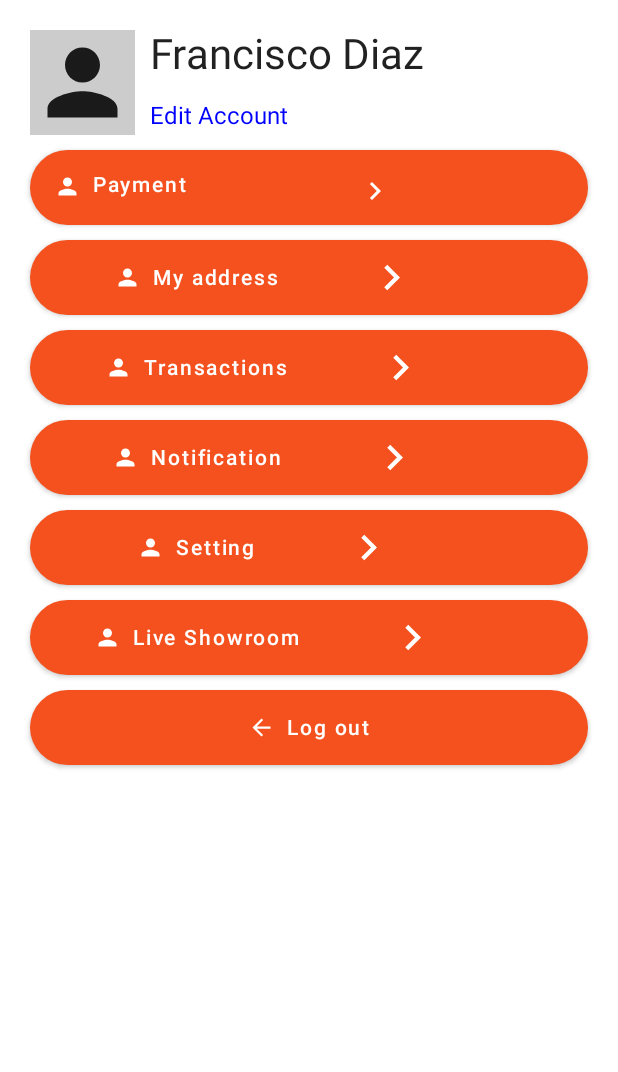
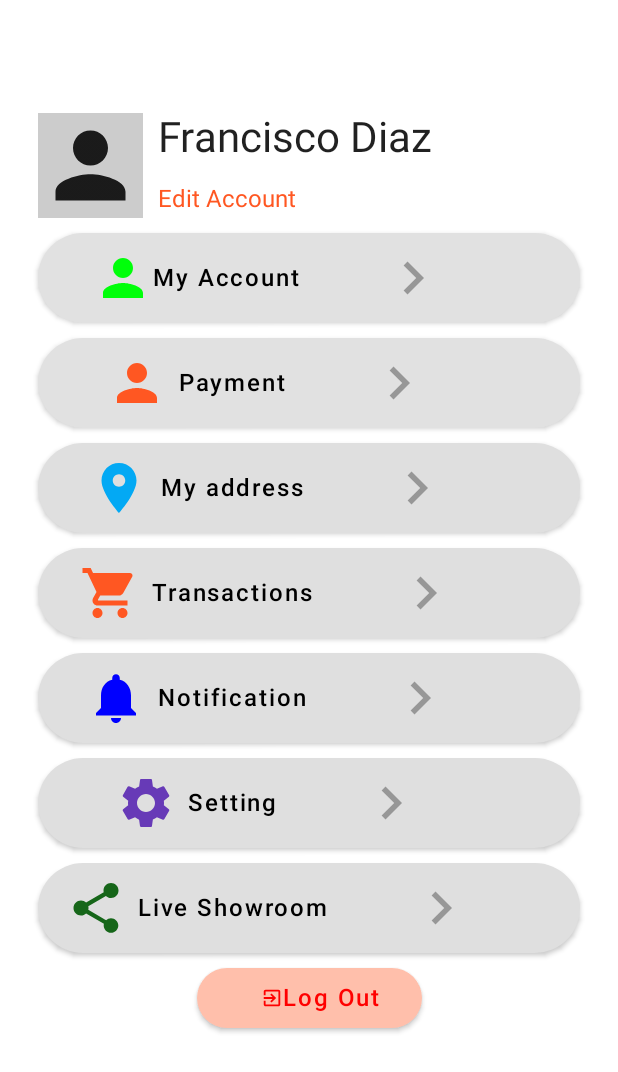
Before and after one commit to FranciscoD2001/FurnitureWithCompose, an Android app built with Jetpack Compose: the composable AccountScreen shown on its own in the app's theme, on a phone screen of 412 x 824 dp. Shown: the top 1072 px of the screen. Run offline under Robolectric (Android 15) with nearby library versions, the phone set to English and light mode, and no system bars; our stand-ins replace accompanist; 1 statement that could not run was skipped.

Commit message:
Se modificó el apartado de Account

```diff
--- a/app/src/main/java/com/example/probandoerrores/BottomNavGraph.kt
+++ b/app/src/main/java/com/example/probandoerrores/BottomNavGraph.kt
@@ -25,7 +25,7 @@ fun BottomNavGraph(navController: NavHostController) {
             CartScreen()
         }
         composable(route = BottomBarScreen.Account.route) {
-            AccountScreen()
+            AccountScreen(navController)
         }
     }
 }
--- a/app/src/main/java/com/example/probandoerrores/SplashScreen.kt
+++ b/app/src/main/java/com/example/probandoerrores/SplashScreen.kt
@@ -21,7 +21,7 @@ fun SplashScreen(navHostController: NavHostController){
     LaunchedEffect(key1 = true){
         delay(3000)
         navHostController.popBackStack()
-        navHostController.navigate(AppScreens.ScreenTutorial.route)
+        navHostController.navigate(AppScreens.LogIn.route)
     }
 
     Splash()
--- a/app/src/main/java/com/example/probandoerrores/screens/Account.kt
+++ b/app/src/main/java/com/example/probandoerrores/screens/Account.kt
@@ -5,24 +5,25 @@ import androidx.compose.foundation.layout.*
 import androidx.compose.foundation.shape.RoundedCornerShape
 import androidx.compose.material.*
 import androidx.compose.material.icons.Icons
-import androidx.compose.material.icons.filled.ArrowBack
-import androidx.compose.material.icons.filled.KeyboardArrowRight
-import androidx.compose.material.icons.filled.Person
+import androidx.compose.material.icons.filled.*
 import androidx.compose.runtime.Composable
 import androidx.compose.ui.Alignment
 import androidx.compose.ui.Modifier
 import androidx.compose.ui.graphics.Color
+import androidx.compose.ui.res.colorResource
 import androidx.compose.ui.tooling.preview.Preview
 import androidx.compose.ui.unit.dp
 import androidx.compose.ui.unit.sp
+import com.example.probandoerrores.navigation.AppScreens
+import androidx.navigation.NavController
 
 
 @Composable
-fun AccountScreen() {
+fun AccountScreen(navController: NavController) {
     Column(
         modifier = Modifier
             .fillMaxWidth()
-            .padding(20.dp),
+            .padding(25.dp).padding(top = 50.dp),
         verticalArrangement = Arrangement.Center,
         horizontalAlignment = Alignment.CenterHorizontally
     ) {
@@ -51,7 +52,7 @@ fun AccountScreen() {
                 Text(
                     text = "Edit Account",
                     fontSize = 16.sp,
-                    color = Color.Blue,
+                    color = Color(0xFFFF5722),
                     modifier = Modifier
                         .fillMaxWidth()
                         .padding(top = 15.dp)
@@ -63,191 +64,254 @@ fun AccountScreen() {
             onClick = {}, shape = RoundedCornerShape(50),
             modifier = Modifier
                 .fillMaxWidth()
-                .size(60.dp)
-                .padding(top = 10.dp)
-
-        ) {
-            Row(
-                modifier = Modifier
-                    .fillMaxWidth()
-                    .padding(top = 7.dp)
-            ){
-                Icon(
-                    imageVector = Icons.Default.Person,
-                    contentDescription = null,
-                    modifier = Modifier
-                        .size(ButtonDefaults.IconSize)
-                )
-                Spacer(Modifier.size(ButtonDefaults.IconSpacing))
-
-                Text(text = "Payment")
-
-                Column(
-                    modifier = Modifier
-                        .size(250.dp),
-//                    verticalArrangement = Arrangement.Center,
-                    horizontalAlignment = Alignment.CenterHorizontally
-                ) {
-                    Icon(
-                        imageVector = Icons.Default.KeyboardArrowRight,
-                        contentDescription = null,
-                    )
-                }
-
-
-
-            }
-        }
-        Button(
-            onClick = {}, shape = RoundedCornerShape(50),
-            modifier = Modifier
-                .fillMaxWidth()
-                .size(60.dp)
-                .padding(top = 10.dp)
+                .size(70.dp)
+                .padding(top = 10.dp),
+            colors = ButtonDefaults.buttonColors(
+                backgroundColor = Color(0xFFE1E1E1)
+            )
 
         ) {
             Icon(
                 imageVector = Icons.Default.Person,
                 contentDescription = null,
                 modifier = Modifier
-                    .size(ButtonDefaults.IconSize)
+                    .size(40.dp),
+                tint = Color(0xFF00FF0A)
             )
-            Spacer(Modifier.size(ButtonDefaults.IconSpacing))
+//                Spacer(Modifier.size(ButtonDefaults.IconSpacing))
 
-            Text(text = "My address")
+            Text(text = "My Account",
+                fontSize = 16.sp)
 
             Icon(
                 imageVector = Icons.Default.KeyboardArrowRight,
                 contentDescription = null,
                 modifier = Modifier
-                    .size(150.dp)
+                    .size(150.dp),
+                tint = Color(0xFF979797)
             )
         }
         Button(
             onClick = {}, shape = RoundedCornerShape(50),
             modifier = Modifier
                 .fillMaxWidth()
-                .size(60.dp)
-                .padding(top = 10.dp)
+                .size(70.dp)
+                .padding(top = 10.dp),
+            colors = ButtonDefaults.buttonColors(
+                backgroundColor = Color(0xFFE1E1E1)
+            )
 
         ) {
             Icon(
                 imageVector = Icons.Default.Person,
                 contentDescription = null,
                 modifier = Modifier
-                    .size(ButtonDefaults.IconSize)
+                    .size(40.dp),
+                tint = Color(0xFFFF5722)
             )
             Spacer(Modifier.size(ButtonDefaults.IconSpacing))
 
-            Text(text = "Transactions")
+            Text(text = "Payment",
+                fontSize = 16.sp)
 
             Icon(
                 imageVector = Icons.Default.KeyboardArrowRight,
                 contentDescription = null,
                 modifier = Modifier
-                    .size(150.dp)
+                    .size(150.dp),
+                tint = Color(0xFF979797)
             )
         }
         Button(
             onClick = {}, shape = RoundedCornerShape(50),
             modifier = Modifier
                 .fillMaxWidth()
-                .size(60.dp)
-                .padding(top = 10.dp)
+                .size(70.dp)
+                .padding(top = 10.dp),
+            colors = ButtonDefaults.buttonColors(
+                backgroundColor = Color(0xFFDFDFDF)
+            )
 
         ) {
             Icon(
-                imageVector = Icons.Default.Person,
+                imageVector = Icons.Default.LocationOn,
                 contentDescription = null,
                 modifier = Modifier
-                    .size(ButtonDefaults.IconSize)
+                    .size(40.dp),
+                tint = Color(0xFF03A9F4)
             )
             Spacer(Modifier.size(ButtonDefaults.IconSpacing))
 
-            Text(text = "Notification")
+            Text(text = "My address",
+                fontSize = 16.sp)
 
             Icon(
                 imageVector = Icons.Default.KeyboardArrowRight,
                 contentDescription = null,
                 modifier = Modifier
-                    .size(150.dp)
+                    .size(150.dp),
+                tint = Color(0xFF979797)
             )
         }
         Button(
             onClick = {}, shape = RoundedCornerShape(50),
             modifier = Modifier
                 .fillMaxWidth()
-                .size(60.dp)
-                .padding(top = 10.dp)
+                .size(70.dp)
+                .padding(top = 10.dp),
+            colors = ButtonDefaults.buttonColors(
+                backgroundColor = Color(0xFFDFDFDF)
+            )
 
         ) {
             Icon(
-                imageVector = Icons.Default.Person,
+                imageVector = Icons.Default.ShoppingCart,
                 contentDescription = null,
                 modifier = Modifier
-                    .size(ButtonDefaults.IconSize)
+                    .size(40.dp),
+                tint = Color(0xFFFF5722)
             )
             Spacer(Modifier.size(ButtonDefaults.IconSpacing))
 
-            Text(text = "Setting")
+            Text(text = "Transactions",
+                fontSize = 16.sp)
 
             Icon(
                 imageVector = Icons.Default.KeyboardArrowRight,
                 contentDescription = null,
                 modifier = Modifier
-                    .size(150.dp)
+                    .size(150.dp),
+                tint = Color(0xFF979797)
             )
         }
         Button(
             onClick = {}, shape = RoundedCornerShape(50),
             modifier = Modifier
                 .fillMaxWidth()
-                .size(60.dp)
-                .padding(top = 10.dp)
+                .size(70.dp)
+                .padding(top = 10.dp),
+            colors = ButtonDefaults.buttonColors(
+                backgroundColor = Color(0xFFDFDFDF)
+            )
 
         ) {
             Icon(
-                imageVector = Icons.Default.Person,
+                imageVector = Icons.Default.Notifications,
                 contentDescription = null,
                 modifier = Modifier
-                    .size(ButtonDefaults.IconSize)
+                    .size(40.dp),
+                tint = Color.Blue
             )
             Spacer(Modifier.size(ButtonDefaults.IconSpacing))
 
-            Text(text = "Live Showroom")
+            Text(text = "Notification",
+                fontSize = 16.sp)
 
             Icon(
                 imageVector = Icons.Default.KeyboardArrowRight,
                 contentDescription = null,
                 modifier = Modifier
-                    .size(150.dp)
+                    .size(150.dp),
+                tint = Color(0xFF979797)
+            )
+        }
+        Button(
+            onClick = {}, shape = RoundedCornerShape(50),
+            modifier = Modifier
+                .fillMaxWidth()
+                .size(70.dp)
+                .padding(top = 10.dp),colors = ButtonDefaults.buttonColors(
+                backgroundColor = Color(0xFFDFDFDF)
+            )
+        ) {
+            Icon(
+                imageVector = Icons.Default.Settings,
+                contentDescription = null,
+                modifier = Modifier
+                    .size(40.dp),
+                tint = Color(0xFF673AB7)
+            )
+            Spacer(Modifier.size(ButtonDefaults.IconSpacing))
+
+            Text(text = "Setting",
+                fontSize = 16.sp)
+
+            Icon(
+                imageVector = Icons.Default.KeyboardArrowRight,
+                contentDescription = null,
+                modifier = Modifier
+                    .size(150.dp),
+                tint = Color(0xFF979797)
+
+            )
+        }
+        Button(
+            onClick = {}, shape = RoundedCornerShape(50),
+            modifier = Modifier
+                .fillMaxWidth()
+                .size(70.dp)
+                .padding(top = 10.dp),
+            colors = ButtonDefaults.buttonColors(
+                backgroundColor = Color(0xFFDFDFDF)
+            )
+
+        ) {
+            Icon(
+                imageVector = Icons.Default.Share,
+                contentDescription = null,
+                modifier = Modifier
+                    .size(40.dp),
+                tint = Color(0xFF166619)
+            )
+            Spacer(Modifier.size(ButtonDefaults.IconSpacing))
+
+            Text(text = "Live Showroom",
+            fontSize = 16.sp)
+
+            Icon(
+                imageVector = Icons.Default.KeyboardArrowRight,
+                contentDescription = null,
+                modifier = Modifier
+                    .size(150.dp),
+                tint = Color(0xFF979797)
             )
         }
 
         Button(
-            onClick = {}, shape = RoundedCornerShape(50),
+            onClick = {
+                navController.navigate(route = AppScreens.SignUp.route)
+            }, shape = RoundedCornerShape(50),
             modifier = Modifier
-                .fillMaxWidth()
-                .size(60.dp)
-                .padding(top = 10.dp)
+                .width(150.dp)
+                .size(50.dp)
+                .padding(top = 10.dp),
+            colors = ButtonDefaults.buttonColors(
+                backgroundColor = Color(0xFFFFBFAB)
+            )
 
         ) {
             Icon(
-                imageVector = Icons.Default.ArrowBack,
+                imageVector = Icons.Default.ExitToApp,
                 contentDescription = null,
                 modifier = Modifier
-                    .size(ButtonDefaults.IconSize)
+                    .size(30.dp)
+                    .padding(start = 15.dp),
+                tint = Color.Red,
+
             )
-            Spacer(Modifier.size(ButtonDefaults.IconSpacing))
+//            Spacer(Modifier.size(ButtonDefaults.IconSpacing))
 
-            Text(text = "Log out")
+            Text(text = "Log Out",
+                color = Color.Red,
+                fontSize = 16.sp
+            )
 
         }
 
     }
 }
-@Composable
-@Preview
-fun AccountScreenPreview() {
-    AccountScreen()
-}
+//@Composable
+//@Preview
+//fun AccountScreenPreview() {
+//    AccountScreen(navController: NavController)
+//}
--- a/app/src/main/java/com/example/probandoerrores/view/SliderLayout.kt
+++ b/app/src/main/java/com/example/probandoerrores/view/SliderLayout.kt
@@ -40,7 +40,7 @@ fun ViewPagerSlider(){
 
     val pagerState  = rememberPagerState(
         pageCount = tutorialList.size,
-        initialPage =  2
+        initialPage =  0
     )
 
     LaunchedEffect(Unit){
```
Also changed, not shown: app/src/main/java/com/example/probandoerrores/MainActivity.kt (+5 -5 lines), app/src/main/java/com/example/probandoerrores/logins/LogIn.kt (+35 -11 lines), app/src/main/java/com/example/probandoerrores/logins/SignUp.kt (+31 -2 lines).
